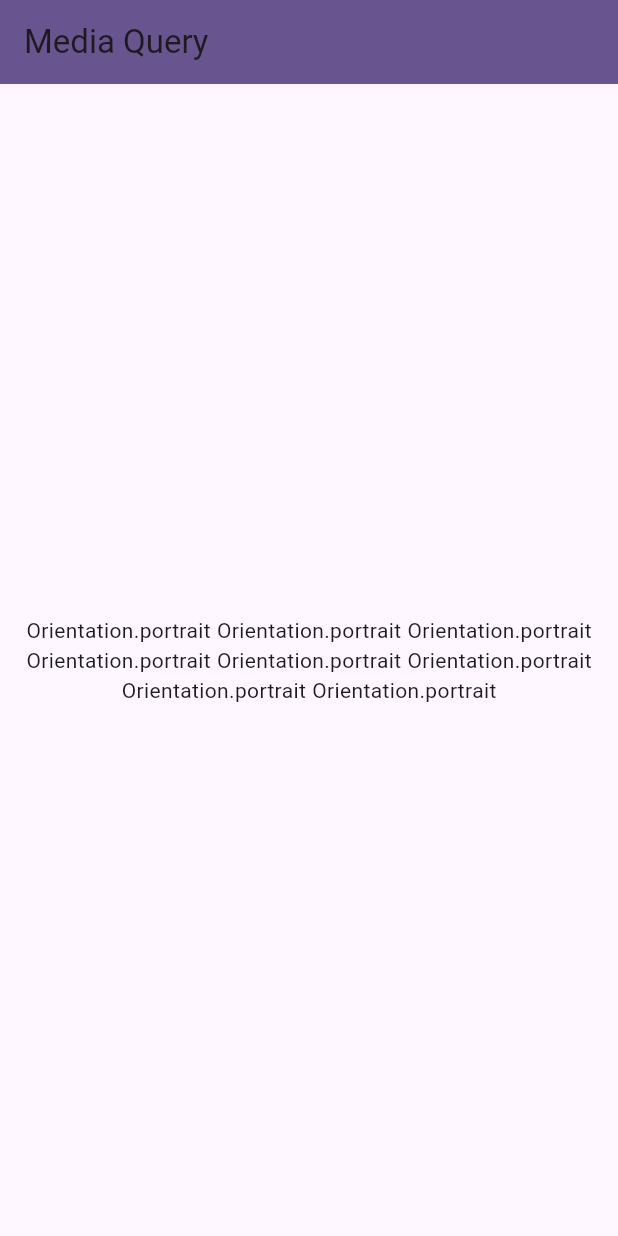
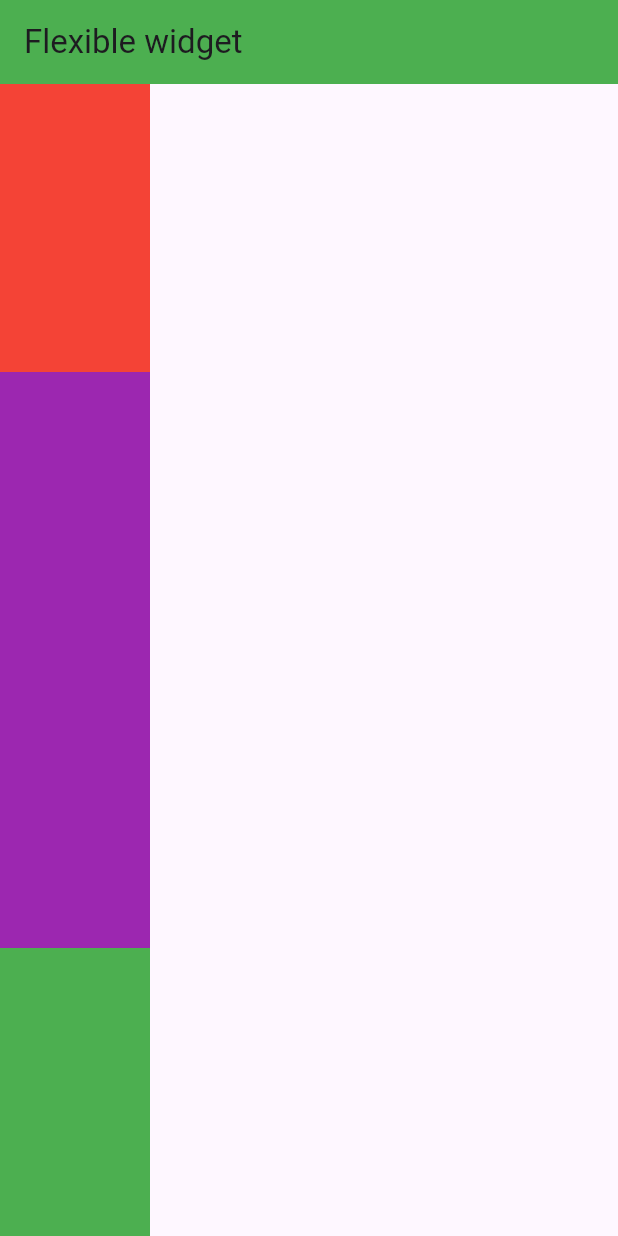
Before and after one commit to mahmud5658/app_dev_with_flutter, a Flutter app: the screen it shows after launch, on a phone screen of 412 x 824 dp. Run offline on Flutter 3.47's test engine with Material 3 defaults, Android fonts, the phone set to English and light mode, and no system bars.

Commit message:
flutter class

```diff
--- a/flutter_class/lib/main.dart
+++ b/flutter_class/lib/main.dart
@@ -1,4 +1,5 @@
 import 'package:flutter/material.dart';
+import 'package:flutter_class/module_9/flexible.dart';
 import 'package:flutter_class/module_9/mediaQuery.dart';
 
 void main() {
@@ -17,7 +18,7 @@
         colorScheme: ColorScheme.fromSeed(seedColor: Colors.deepPurple),
         useMaterial3: true,
       ),
-      home: const Media(),
+      home: const FlexibleWidget(),
     );
   }
 }
--- /dev/null
+++ b/flutter_class/lib/module_9/flexible.dart
@@ -0,0 +1,46 @@
+import 'package:flutter/cupertino.dart';
+import 'package:flutter/material.dart';
+import 'package:flutter/widgets.dart';
+
+class FlexibleWidget extends StatelessWidget {
+  const FlexibleWidget({super.key});
+
+  @override
+  Widget build(BuildContext context) {
+    return Scaffold(
+      appBar: AppBar(
+        title: const Text("Flexible widget"),
+        backgroundColor: Colors.green,
+      ),
+      body: Column(
+        children: [
+          Flexible(
+            fit: FlexFit.tight,
+            child: Container(
+              height: 100,
+              width: 100,
+              color: Colors.red,
+            ),
+          ),
+          Expanded(
+            flex: 2,
+            child: Container(
+              // height: 100,
+              width: 100,
+              color: Colors.purple,
+            ),
+          ),
+          Flexible(
+            fit: FlexFit.tight,
+            child: Container(
+                height: 100,
+                width: 100,
+                color: Colors.green,
+              ),
+          ),
+
+        ],
+      ),
+    );
+  }
+}
--- a/flutter_class/lib/module_9/mediaQuery.dart
+++ b/flutter_class/lib/module_9/mediaQuery.dart
@@ -15,26 +15,38 @@ class Media extends StatelessWidget {
     print(MediaQuery.displayFeaturesOf(context));
     print(MediaQuery.sizeOf(context));
     return Scaffold(
-      appBar: AppBar(
-          title: const Text('Media Query'),
-          backgroundColor: Theme.of(context).primaryColor),
-          body: Center(
-            child: Wrap(
-              alignment: WrapAlignment.center,
-              crossAxisAlignment: WrapCrossAlignment.end,
-              spacing: 4,
-              children: [
-                Text(MediaQuery.of(context).orientation.toString()),
-                Text(MediaQuery.of(context).orientation.toString()),
-                Text(MediaQuery.of(context).orientation.toString()),
-                Text(MediaQuery.of(context).orientation.toString()),
-                Text(MediaQuery.of(context).orientation.toString()),
-                Text(MediaQuery.of(context).orientation.toString()),
-                Text(MediaQuery.of(context).orientation.toString()),
-                Text(MediaQuery.of(context).orientation.toString()),
-              ],
-            ),
-          ),
-    );
+        appBar: AppBar(
+            title: const Text('Media Query'),
+            backgroundColor: Theme.of(context).primaryColor),
+        // body: Center(
+        //   child: Wrap(
+        //     alignment: WrapAlignment.center,
+        //     crossAxisAlignment: WrapCrossAlignment.end,
+        //     spacing: 4,
+        //     children: [
+        //       Text(MediaQuery.of(context).orientation.toString()),
+        //       Text(MediaQuery.of(context).orientation.toString()),
+        //       Text(MediaQuery.of(context).orientation.toString()),
+        //       Text(MediaQuery.of(context).orientation.toString()),
+        //       Text(MediaQuery.of(context).orientation.toString()),
+        //       Text(MediaQuery.of(context).orientation.toString()),
+        //       Text(MediaQuery.of(context).orientation.toString()),
+        //       Text(MediaQuery.of(context).orientation.toString()),
+        //     ],
+        //   ),
+
+        // ),
+
+        body: LayoutBuilder(
+          builder: (BuildContext context, BoxConstraints constraints) {
+            if (constraints.maxWidth < 400) {
+              return const Text('Mobile Devie');
+            } else if (constraints.maxWidth < 600) {
+              return const Text('Tablet Device');
+            } else {
+              return const Text('Web browser');
+            }
+          },
+        ));
   }
 }
```
